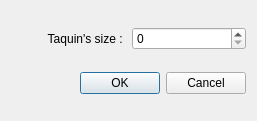
Qt form dialognewgame.ui (Corentin1501/projetDIGA) before a commit.
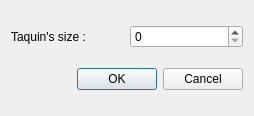
The same form after that commit.

Diff of the .ui file:
```diff
--- a/dialognewgame.ui
+++ b/dialognewgame.ui
@@ -6,8 +6,8 @@
    <rect>
     <x>0</x>
     <y>0</y>
-    <width>257</width>
-    <height>121</height>
+    <width>254</width>
+    <height>116</height>
    </rect>
   </property>
   <property name="windowTitle">
@@ -21,9 +21,6 @@
        <property name="text">
         <string>Taquin's size : </string>
        </property>
-       <property name="alignment">
-        <set>Qt::AlignRight|Qt::AlignTrailing|Qt::AlignVCenter</set>
-       </property>
       </widget>
      </item>
      <item>
```
Left out of the diff: 2 changed lines with no effect on the pictures.
